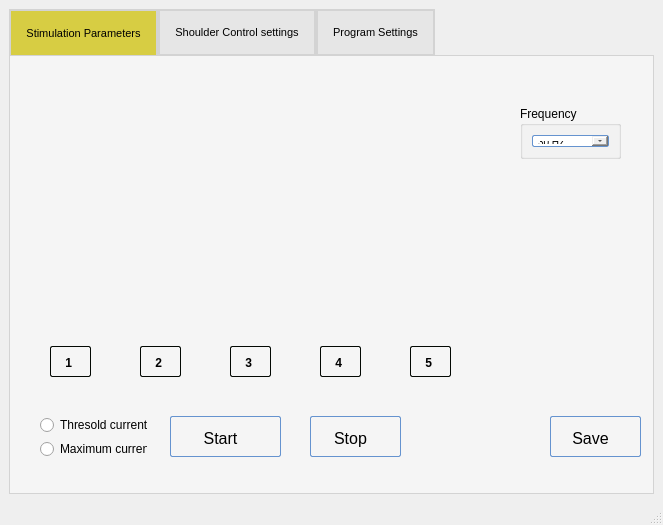
First picture: the form in POML060_v1/stageprogram.ui, repository viniltc/POML060, before the edit.
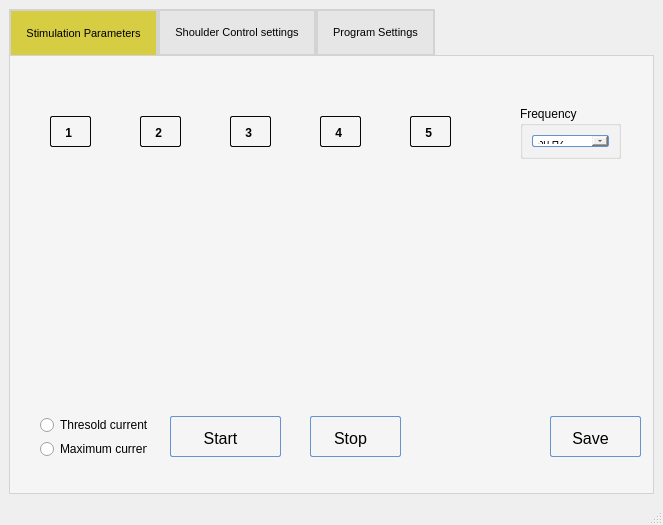
Second picture: the form after the edit. Icons and pictures are not drawn. Custom widgets are drawn as their Qt base class.

The edit to the form file:
```diff
--- a/POML060_v1/stageprogram.ui
+++ b/POML060_v1/stageprogram.ui
@@ -316,7 +316,7 @@
         <property name="geometry">
          <rect>
           <x>30</x>
-          <y>70</y>
+          <y>100</y>
           <width>61</width>
           <height>201</height>
          </rect>
@@ -326,7 +326,7 @@
         <property name="geometry">
          <rect>
           <x>120</x>
-          <y>70</y>
+          <y>100</y>
           <width>61</width>
           <height>201</height>
          </rect>
@@ -336,7 +336,7 @@
         <property name="geometry">
          <rect>
           <x>210</x>
-          <y>70</y>
+          <y>100</y>
           <width>61</width>
           <height>201</height>
          </rect>
@@ -346,7 +346,7 @@
         <property name="geometry">
          <rect>
           <x>300</x>
-          <y>70</y>
+          <y>100</y>
           <width>61</width>
           <height>201</height>
          </rect>
@@ -356,7 +356,7 @@
         <property name="geometry">
          <rect>
           <x>390</x>
-          <y>70</y>
+          <y>100</y>
           <width>61</width>
           <height>201</height>
          </rect>
@@ -366,7 +366,7 @@
         <property name="geometry">
          <rect>
           <x>40</x>
-          <y>290</y>
+          <y>60</y>
           <width>41</width>
           <height>31</height>
          </rect>
@@ -422,7 +422,7 @@
         <property name="geometry">
          <rect>
           <x>130</x>
-          <y>290</y>
+          <y>60</y>
           <width>41</width>
           <height>31</height>
          </rect>
@@ -470,7 +470,7 @@
         <property name="geometry">
          <rect>
           <x>220</x>
-          <y>290</y>
+          <y>60</y>
           <width>41</width>
           <height>31</height>
          </rect>
@@ -518,7 +518,7 @@
         <property name="geometry">
          <rect>
           <x>310</x>
-          <y>290</y>
+          <y>60</y>
           <width>41</width>
           <height>31</height>
          </rect>
@@ -567,7 +567,7 @@
         <property name="geometry">
          <rect>
           <x>400</x>
-          <y>290</y>
+          <y>60</y>
           <width>41</width>
           <height>31</height>
          </rect>
```
